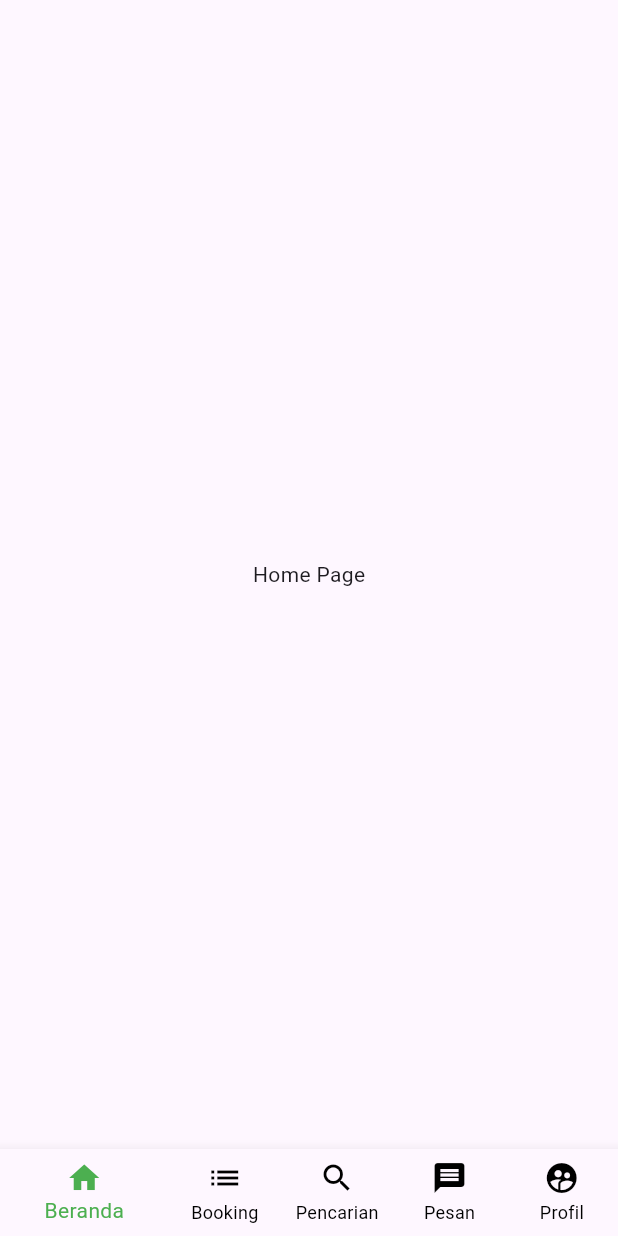
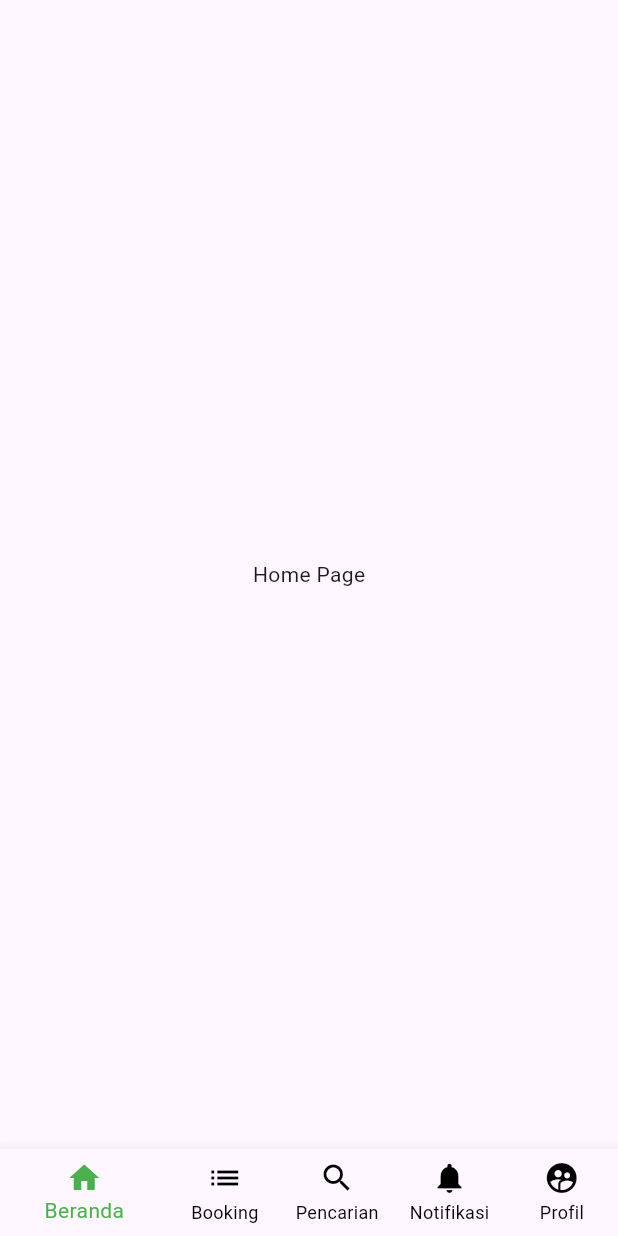
Before and after one commit to goncang1512/easy-health, a Flutter app: the screen it shows after launch, on a phone screen of 412 x 824 dp. Run offline on Flutter 3.47's test engine with Material 3 defaults, Android fonts, the phone set to English and light mode, and no system bars; our stand-ins replace go_router.

Commit message:
refactor: mengubah router app jadi go_router

```diff
--- a/lib/main.dart
+++ b/lib/main.dart
@@ -1,5 +1,5 @@
 import 'package:flutter/material.dart';
-import 'package:easyhealth/screens/splash_screen.dart';
+import "./routes.dart";
 
 Future<void> main() async {
   // Pastikan binding Flutter ready
@@ -13,15 +13,14 @@ class MyApp extends StatelessWidget {
 
   @override
   Widget build(BuildContext context) {
-    return MaterialApp(
+    return MaterialApp.router(
       title: 'EasyHealth',
       debugShowCheckedModeBanner: false,
       theme: ThemeData(
         colorScheme: ColorScheme.fromSeed(seedColor: Colors.deepPurple),
         useMaterial3: true,
       ),
-      // SplashScreen tetap jadi halaman awal
-      home: const SplashScreen(),
+      routerConfig: appRouter,
     );
   }
 }
--- /dev/null
+++ b/lib/routes.dart
@@ -0,0 +1,127 @@
+import 'package:easyhealth/screens/booking_screen.dart';
+import 'package:easyhealth/screens/docter_screen.dart';
+import 'package:easyhealth/screens/home_screen.dart';
+import 'package:easyhealth/screens/hospital_screen.dart';
+import 'package:easyhealth/screens/login_screen.dart';
+import 'package:easyhealth/screens/notif_screen.dart';
+import 'package:easyhealth/screens/profile_screen.dart';
+import 'package:easyhealth/screens/search_screen.dart';
+import 'package:easyhealth/screens/splash_screen.dart';
+import 'package:easyhealth/widgets/layout.dart';
+import 'package:flutter/material.dart';
+import 'package:go_router/go_router.dart';
+
+final GoRouter appRouter = GoRouter(
+  initialLocation: "/splash",
+  routes: [
+    StatefulShellRoute.indexedStack(
+      builder: (context, state, navigationShell) {
+        return Scaffold(
+          body: navigationShell,
+          bottomNavigationBar: ButtonNavBar(
+            role: "pacient",
+            navigationShell: navigationShell,
+          ),
+        );
+      },
+      branches: [
+        StatefulShellBranch(
+          routes: [
+            GoRoute(
+              name: "Home",
+              path: "/",
+              builder: (context, state) => HomeScreen(),
+            ),
+          ],
+        ),
+        StatefulShellBranch(
+          routes: [
+            GoRoute(
+              name: "Booking",
+              path: '/booking',
+              builder: (context, state) => const BookingScreen(),
+            ),
+          ],
+        ),
+        StatefulShellBranch(
+          routes: [
+            GoRoute(
+              name: "Searching",
+              path: '/search',
+              builder: (context, state) {
+                final keyword = state.uri.queryParameters['keyword'];
+
+                return SearchScreen(keyword: keyword);
+              },
+            ),
+          ],
+        ),
+        StatefulShellBranch(
+          routes: [
+            GoRoute(
+              name: "Notification",
+              path: '/notification',
+              builder: (context, state) => const NotifScreen(),
+            ),
+          ],
+        ),
+        StatefulShellBranch(
+          routes: [
+            GoRoute(
+              name: "Profile",
+              path: '/profile',
+              builder: (context, state) => const ProfileScreen(),
+            ),
+          ],
+        ),
+      ],
+    ),
+
+    GoRoute(
+      path: "/login",
+      pageBuilder: (context, state) => CustomTransitionPage(
+        key: state.pageKey,
+        child: const LoginScreen(),
+        transitionsBuilder: (context, animation, secondaryAnimation, child) {
+          final fromSplash = state.extra == "fromSplash";
+          if (fromSplash) {
+            return FadeTransition(opacity: animation, child: child);
+          }
+          return child;
+        },
+      ),
+    ),
+
+    GoRoute(
+      path: "/splash",
+      pageBuilder: (context, state) => CustomTransitionPage(
+        key: state.pageKey,
+        child: const SplashScreen(),
+        transitionsBuilder: (context, animation, secondaryAnimation, child) {
+          // Splash muncul tanpa animasi
+          return child;
+        },
+      ),
+    ),
+
+    GoRoute(
+      path: "/hospital/:hospital_id",
+      name: "Hospital",
+      builder: (context, state) {
+        final String hospitalId = state.pathParameters["hospital_id"]!;
+
+        return HospitalScreen(hospitalId: hospitalId);
+      },
+    ),
+
+    GoRoute(
+      path: "/docter/:docter_id",
+      name: "Docter",
+      builder: (context, state) {
+        final String docterId = state.pathParameters["docter_id"]!;
+
+        return DocterScreen(docterId: docterId);
+      },
+    ),
+  ],
+);
--- a/lib/screens/docter_screen.dart
+++ b/lib/screens/docter_screen.dart
@@ -3,6 +3,7 @@ import 'package:easyhealth/widgets/booking_docter/docter_profile.dart';
 import 'package:easyhealth/widgets/booking_docter/form_booking.dart';
 import 'package:easyhealth/provider/booking_provider.dart';
 import 'package:flutter/material.dart';
+import 'package:go_router/go_router.dart';
 import 'package:provider/provider.dart';
 
 class DocterScreen extends StatefulWidget {
@@ -20,9 +21,9 @@ class _DocterPage extends State<DocterScreen> {
       providers: [ChangeNotifierProvider(create: (_) => BookingProvider())],
       child: Scaffold(
         appBar: AppBar(
-          leading: Navigator.canPop(context)
+          leading: context.canPop()
               ? IconButton(
-                  onPressed: () => Navigator.pop(context),
+                  onPressed: () => context.pop(),
                   icon: const Icon(Icons.arrow_back),
                 )
               : null,
--- a/lib/widgets/detail_hospital/hospital_header.dart
+++ b/lib/widgets/detail_hospital/hospital_header.dart
@@ -1,5 +1,6 @@
 import 'dart:ui';
 import 'package:flutter/material.dart';
+import 'package:go_router/go_router.dart';
 
 class HospitalHeader extends StatelessWidget {
   const HospitalHeader({super.key});
@@ -29,7 +30,7 @@ class HospitalHeader extends StatelessWidget {
                 children: [
                   _glassButton(
                     icon: Icons.arrow_back,
-                    onTap: () => Navigator.pop(context),
+                    onTap: () => context.pop(),
                   ),
                   _glassButton(icon: Icons.favorite, onTap: () {}),
                 ],
--- a/lib/widgets/hospital_card.dart
+++ b/lib/widgets/hospital_card.dart
@@ -1,6 +1,7 @@
 import 'package:easyhealth/screens/hospital_screen.dart';
 import 'package:easyhealth/utils/navigation_helper.dart';
 import 'package:flutter/material.dart';
+import 'package:go_router/go_router.dart';
 
 class HospitalCard extends StatelessWidget {
   final String imageUrl;
@@ -44,10 +45,7 @@ class HospitalCard extends StatelessWidget {
               // Gambar
               GestureDetector(
                 onTap: () {
-                  NavigationHelper.push(
-                    context,
-                    HospitalScreen(hospitalId: hospitalId),
-                  );
+                  context.push("/hospital/$hospitalId");
                 },
                 child: ClipRRect(
                   borderRadius: BorderRadius.circular(8),
--- /dev/null
+++ b/lib/widgets/layout.dart
@@ -0,0 +1,45 @@
+import 'package:flutter/material.dart';
+import 'package:go_router/go_router.dart';
+
+class ButtonNavBar extends StatelessWidget {
+  final String role;
+  final StatefulNavigationShell? navigationShell;
+  const ButtonNavBar({super.key, required this.role, this.navigationShell});
+
+  @override
+  Widget build(BuildContext context) {
+    return BottomNavigationBar(
+      items: <BottomNavigationBarItem>[
+        // item pertama
+        const BottomNavigationBarItem(icon: Icon(Icons.home), label: "Beranda"),
+        const BottomNavigationBarItem(icon: Icon(Icons.list), label: "Booking"),
+        const BottomNavigationBarItem(
+          icon: Icon(Icons.search),
+          label: "Pencarian",
+        ),
+        BottomNavigationBarItem(
+          icon: Icon(role == "Admin" ? Icons.message : Icons.notifications),
+          label: role == "Admin" ? "Pesan" : "Notifikasi",
+        ),
+        const BottomNavigationBarItem(
+          icon: Icon(Icons.supervised_user_circle),
+          label: "Profil",
+        ),
+        // item ketiga
+      ],
+      currentIndex: navigationShell?.currentIndex ?? 0,
+      onTap: (index) {
+        final navigationShell = this.navigationShell;
+        if (navigationShell != null) {
+          navigationShell.goBranch(index);
+        } else {
+          context.go("/");
+        }
+      },
+      showSelectedLabels: true,
+      showUnselectedLabels: true,
+      selectedItemColor: Colors.green,
+      unselectedItemColor: Colors.black,
+    );
+  }
+}
--- a/lib/widgets/main_screen.dart
+++ /dev/null
@@ -1,58 +0,0 @@
-import 'package:easyhealth/screens/chatlist_screen.dart';
-import 'package:easyhealth/widgets/bottom_navigation.dart';
-import 'package:easyhealth/screens/booking_screen.dart';
-import 'package:easyhealth/screens/home_screen.dart';
-import 'package:easyhealth/screens/notif_screen.dart';
-import 'package:easyhealth/screens/profile_screen.dart';
-import 'package:easyhealth/screens/search_screen.dart';
-import 'package:flutter/material.dart';
-
-class MainScreen extends StatefulWidget {
-  final int? index;
-  final Widget? screen;
-  const MainScreen({super.key, this.index, this.screen});
-
-  @override
-  State<MainScreen> createState() => _MainPage();
-}
-
-class _MainPage extends State<MainScreen> {
-  int _selectedIndex = 0;
-  Widget? _customScreen;
-  String role = "Admin";
-  late List<Widget> _screenOptions;
-
-  @override
-  void initState() {
-    super.initState();
-    _selectedIndex = widget.index ?? _selectedIndex; // isi setelah state dibuat
-    _customScreen = widget.screen;
-
-    _screenOptions = [
-      HomeScreen(),
-      BookingScreen(),
-      SearchScreen(),
-      role == "Admin" ? ChatListScreen() : NotifScreen(),
-      ProfileScreen(),
-    ];
-  }
-
-  void _onItemTapped(int index) {
-    setState(() {
-      _selectedIndex = index;
-      _customScreen = null;
-    });
-  }
-
-  @override
-  Widget build(BuildContext context) {
-    return Scaffold(
-      body: _customScreen ?? _screenOptions.elementAt(_selectedIndex),
-      bottomNavigationBar: ButtonNavBar(
-        role: role,
-        onItemTapped: _onItemTapped,
-        selectedIndex: _selectedIndex,
-      ),
-    );
-  }
-}
--- a/lib/widgets/search_screen/bar_search.dart
+++ b/lib/widgets/search_screen/bar_search.dart
@@ -1,4 +1,5 @@
 import 'package:flutter/material.dart';
+import 'package:go_router/go_router.dart';
 
 class AppBarSearch extends StatelessWidget implements PreferredSizeWidget {
   final String title;
@@ -7,9 +8,9 @@ class AppBarSearch extends StatelessWidget implements PreferredSizeWidget {
   @override
   Widget build(BuildContext context) {
     return AppBar(
-      leading: Navigator.canPop(context)
+      leading: context.canPop()
           ? IconButton(
-              onPressed: () => Navigator.pop(context),
+              onPressed: () => context.pop(),
               icon: const Icon(Icons.arrow_back),
             )
           : null,
--- a/pubspec.yaml
+++ b/pubspec.yaml
@@ -36,6 +36,7 @@ dependencies:
   cupertino_icons: ^1.0.8
   provider: ^6.1.5+1
   http: ^1.5.0
+  go_router: ^16.2.4
 
 dev_dependencies:
   flutter_test:
```
Also changed, not shown: lib/screens/search_screen.dart (+10 -9 lines), lib/screens/splash_screen.dart (+8 -14 lines), lib/widgets/search_screen/docter_list.dart (+2 -5 lines), lib/widgets/search_screen/search_field.dart (+2 -10 lines), pubspec.lock.
